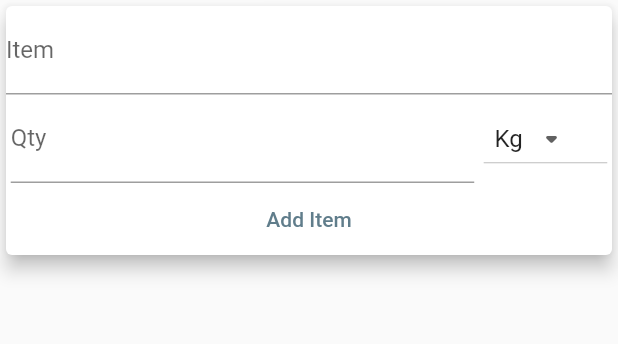
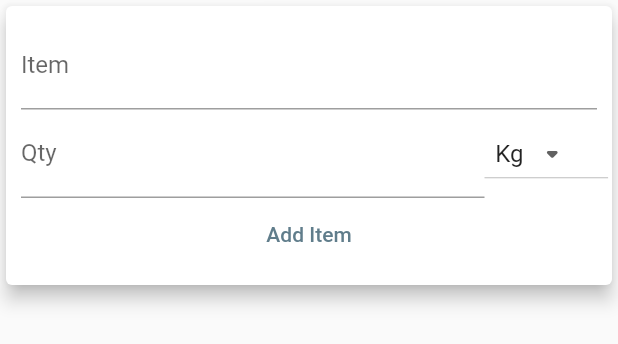
Before and after one commit to RajithRajan/grocery_list, a Flutter app: the NewItem widget shown alone on an empty page, opened directly with empty values, on a phone screen of 412 x 824 dp. Shown: the top 344 px of the screen. Run offline on Flutter 3.47's test engine with Material 2 defaults, Android fonts, the light colour scheme and no system bars.

Commit message:
Renamed widgets folder

```diff
--- /dev/null
+++ b/lib/widgets/newitem.dart
@@ -0,0 +1,89 @@
+import 'package:flutter/material.dart';
+
+// ignore: must_be_immutable
+class NewItem extends StatefulWidget {
+  Function newitadd;
+  NewItem(this.newitadd, {super.key});
+
+  static const List<String> list = <String>['Kg', 'Gms', 'Nos', "l"];
+
+  @override
+  State<NewItem> createState() => _NewItemState();
+}
+
+class _NewItemState extends State<NewItem> {
+  String dropdownValue = NewItem.list.first;
+
+  final itemTextcntrl = TextEditingController();
+
+  final itemQtycntrl = TextEditingController();
+
+  final itemUnitscntrl = TextEditingController();
+
+  @override
+  Widget build(BuildContext context) {
+    return SingleChildScrollView(
+      child: Card(
+        elevation: 5,
+        child: Container(
+          padding: EdgeInsets.only(
+            top: 10,
+            left: 10,
+            right: 10,
+            bottom: MediaQuery.of(context).viewInsets.bottom + 10,
+          ),
+          child: Column(
+            children: [
+              TextField(
+                decoration: const InputDecoration(labelText: 'Item'),
+                controller: itemTextcntrl,
+                keyboardType: TextInputType.text,
+              ),
+              Row(
+                mainAxisAlignment: MainAxisAlignment.spaceAround,
+                children: [
+                  SizedBox(
+                    // height: 20,
+                    width: MediaQuery.of(context).size.width * .75,
+                    child: TextField(
+                      decoration: const InputDecoration(labelText: 'Qty'),
+                      controller: itemQtycntrl,
+                      keyboardType: TextInputType.number,
+                    ),
+                  ),
+                  SizedBox(
+                    width: MediaQuery.of(context).size.width * .2,
+                    child: DropdownButton<String>(
+                      value: dropdownValue,
+                      alignment: AlignmentDirectional.center,
+                      icon: const Icon(Icons.arrow_drop_down_rounded),
+                      elevation: 16,
+                      onChanged: (String? value) {
+                        // This is called when the user selects an item.
+                        setState(() {
+                          dropdownValue = value!;
+                        });
+                      },
+                      items: NewItem.list
+                          .map<DropdownMenuItem<String>>((String value) {
+                        return DropdownMenuItem<String>(
+                          value: value,
+                          child: Text(value),
+                        );
+                      }).toList(),
+                    ),
+                  ),
+                ],
+              ),
+              TextButton(
+                onPressed: (() => widget.newitadd(itemTextcntrl.text,
+                    int.parse(itemQtycntrl.text), dropdownValue)),
+                child: const Text('Add Item'),
+              ),
+            ],
+          ),
+        ),
+      ),
+    );
+  }
+}
--- a/lib/wigets/newitem.dart
+++ /dev/null
@@ -1,81 +0,0 @@
-import 'package:flutter/material.dart';
-
-// ignore: must_be_immutable
-class NewItem extends StatefulWidget {
-  Function newitadd;
-  NewItem(this.newitadd, {super.key});
-
-  static const List<String> list = <String>['Kg', 'Gms', 'Nos', "l"];
-
-  @override
-  State<NewItem> createState() => _NewItemState();
-}
-
-class _NewItemState extends State<NewItem> {
-  String dropdownValue = NewItem.list.first;
-
-  final itemTextcntrl = TextEditingController();
-
-  final itemQtycntrl = TextEditingController();
-
-  final itemUnitscntrl = TextEditingController();
-
-  @override
-  Widget build(BuildContext context) {
-    return SingleChildScrollView(
-      child: Card(
-        elevation: 5,
-        child: Column(
-          children: [
-            TextField(
-              decoration: const InputDecoration(labelText: 'Item'),
-              controller: itemTextcntrl,
-              keyboardType: TextInputType.text,
-            ),
-            Row(
-              mainAxisAlignment: MainAxisAlignment.spaceAround,
-              children: [
-                SizedBox(
-                  // height: 20,
-                  width: MediaQuery.of(context).size.width * .75,
-                  child: TextField(
-                    decoration: const InputDecoration(labelText: 'Qty'),
-                    controller: itemQtycntrl,
-                    keyboardType: TextInputType.number,
-                  ),
-                ),
-                SizedBox(
-                  width: MediaQuery.of(context).size.width * .2,
-                  child: DropdownButton<String>(
-                    value: dropdownValue,
-                    alignment: AlignmentDirectional.center,
-                    icon: const Icon(Icons.arrow_drop_down_rounded),
-                    elevation: 16,
-                    onChanged: (String? value) {
-                      // This is called when the user selects an item.
-                      setState(() {
-                        dropdownValue = value!;
-                      });
-                    },
-                    items: NewItem.list
-                        .map<DropdownMenuItem<String>>((String value) {
-                      return DropdownMenuItem<String>(
-                        value: value,
-                        child: Text(value),
-                      );
-                    }).toList(),
-                  ),
-                ),
-              ],
-            ),
-            TextButton(
-              onPressed: (() => widget.newitadd(itemTextcntrl.text,
-                  int.parse(itemQtycntrl.text), dropdownValue)),
-              child: const Text('Add Item'),
-            ),
-          ],
-        ),
-      ),
-    );
-  }
-}
```
Also changed, not shown: lib/main.dart (+4 -4 lines), lib/widgets/itemsummary.dart (renamed from lib/wigets/itemsummary.dart, +12 -2 lines), lib/widgets/itemlist.dart (renamed from lib/wigets/itemlist.dart).
